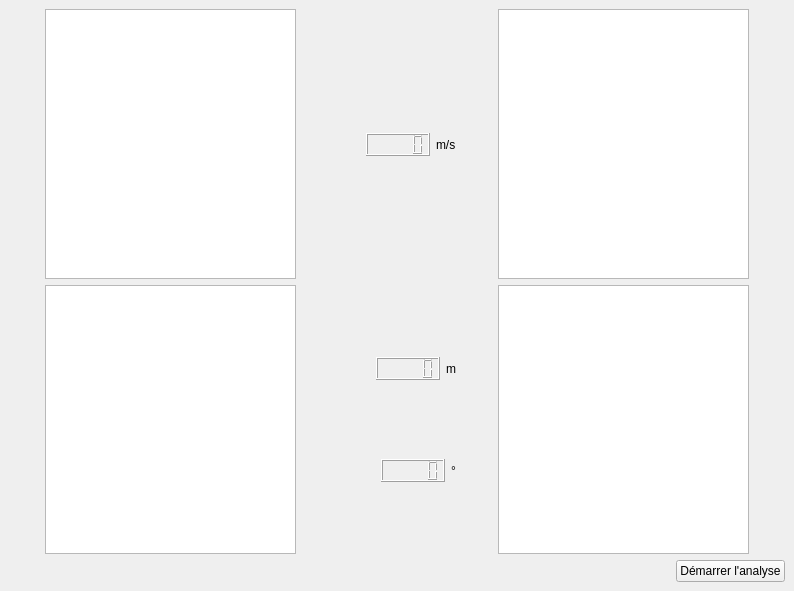
Qt form Interface/Main_window.ui (ul-gaul/Avionique_Software) before a commit.
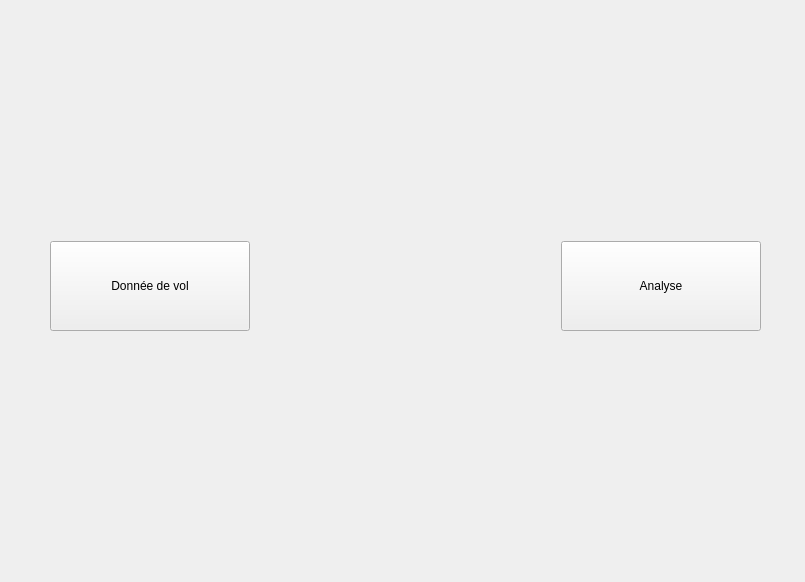
The same form after that commit.

What changed in the file:
```diff
--- a/Interface/Main_window.ui
+++ b/Interface/Main_window.ui
@@ -6,326 +6,71 @@
    <rect>
     <x>0</x>
     <y>0</y>
-    <width>794</width>
-    <height>591</height>
+    <width>805</width>
+    <height>582</height>
    </rect>
   </property>
   <property name="windowTitle">
    <string>MainWindow</string>
   </property>
   <widget class="QWidget" name="centralwidget">
-   <layout class="QGridLayout" name="gridLayout_5">
-    <item row="0" column="0">
-     <layout class="QHBoxLayout" name="speedLayout">
-      <item>
-       <spacer name="horizontalSpacer_11">
-        <property name="orientation">
-         <enum>Qt::Horizontal</enum>
-        </property>
-        <property name="sizeHint" stdset="0">
-         <size>
-          <width>40</width>
-          <height>20</height>
-         </size>
-        </property>
-       </spacer>
-      </item>
-      <item>
-       <widget class="QGraphicsView" name="speedGraph"/>
-      </item>
-      <item>
-       <spacer name="horizontalSpacer_4">
-        <property name="orientation">
-         <enum>Qt::Horizontal</enum>
-        </property>
-        <property name="sizeHint" stdset="0">
-         <size>
-          <width>40</width>
-          <height>20</height>
-         </size>
-        </property>
-       </spacer>
-      </item>
-     </layout>
-    </item>
-    <item row="0" column="1">
-     <layout class="QVBoxLayout" name="vSpeedLayout">
-      <item>
-       <spacer name="verticalSpacer_5">
-        <property name="orientation">
-         <enum>Qt::Vertical</enum>
-        </property>
-        <property name="sizeHint" stdset="0">
-         <size>
-          <width>20</width>
-          <height>40</height>
-         </size>
-        </property>
-       </spacer>
-      </item>
-      <item>
-       <layout class="QHBoxLayout" name="hSpeedLayout">
-        <item>
-         <spacer name="horizontalSpacer_2">
-          <property name="orientation">
-           <enum>Qt::Horizontal</enum>
-          </property>
-          <property name="sizeHint" stdset="0">
-           <size>
-            <width>40</width>
-            <height>20</height>
-           </size>
-          </property>
-         </spacer>
-        </item>
-        <item>
-         <widget class="QLCDNumber" name="speedLCD"/>
-        </item>
-        <item>
-         <widget class="QLabel" name="speedLabel">
-          <property name="text">
-           <string>m/s</string>
-          </property>
-         </widget>
-        </item>
-       </layout>
-      </item>
-      <item>
-       <spacer name="verticalSpacer_4">
-        <property name="orientation">
-         <enum>Qt::Vertical</enum>
-        </property>
-        <property name="sizeHint" stdset="0">
-         <size>
-          <width>20</width>
-          <height>40</height>
-         </size>
-        </property>
-       </spacer>
-      </item>
-     </layout>
-    </item>
-    <item row="0" column="2">
-     <layout class="QHBoxLayout" name="mapLayout">
-      <item>
-       <spacer name="horizontalSpacer_3">
-        <property name="orientation">
-         <enum>Qt::Horizontal</enum>
-        </property>
-        <property name="sizeHint" stdset="0">
-         <size>
-          <width>40</width>
-          <height>20</height>
-         </size>
-        </property>
-       </spacer>
-      </item>
-      <item>
-       <widget class="QGraphicsView" name="mapGraph"/>
-      </item>
-      <item>
-       <spacer name="horizontalSpacer_12">
-        <property name="orientation">
-         <enum>Qt::Horizontal</enum>
-        </property>
-        <property name="sizeHint" stdset="0">
-         <size>
-          <width>40</width>
-          <height>20</height>
-         </size>
-        </property>
-       </spacer>
-      </item>
-     </layout>
-    </item>
-    <item row="1" column="0">
-     <layout class="QHBoxLayout" name="heightLayout">
-      <item>
-       <spacer name="horizontalSpacer_9">
-        <property name="orientation">
-         <enum>Qt::Horizontal</enum>
-        </property>
-        <property name="sizeHint" stdset="0">
-         <size>
-          <width>40</width>
-          <height>20</height>
-         </size>
-        </property>
-       </spacer>
-      </item>
-      <item>
-       <widget class="QGraphicsView" name="heightGraph"/>
-      </item>
-      <item>
-       <spacer name="horizontalSpacer_6">
-        <property name="orientation">
-         <enum>Qt::Horizontal</enum>
-        </property>
-        <property name="sizeHint" stdset="0">
-         <size>
-          <width>40</width>
-          <height>20</height>
-         </size>
-        </property>
-       </spacer>
-      </item>
-     </layout>
-    </item>
-    <item row="1" column="1">
-     <layout class="QGridLayout" name="instantSpeedAngleLay">
-      <item row="1" column="0">
-       <layout class="QHBoxLayout" name="instantHeightLay">
-        <item>
-         <spacer name="horizontalSpacer_7">
-          <property name="orientation">
-           <enum>Qt::Horizontal</enum>
-          </property>
-          <property name="sizeHint" stdset="0">
-           <size>
-            <width>40</width>
-            <height>20</height>
-           </size>
-          </property>
-         </spacer>
-        </item>
-        <item>
-         <widget class="QLCDNumber" name="heightLCD"/>
-        </item>
-        <item>
-         <widget class="QLabel" name="heightLabel">
-          <property name="text">
-           <string>m</string>
-          </property>
-         </widget>
-        </item>
-       </layout>
-      </item>
-      <item row="0" column="0">
-       <spacer name="verticalSpacer">
-        <property name="orientation">
-         <enum>Qt::Vertical</enum>
-        </property>
-        <property name="sizeHint" stdset="0">
-         <size>
-          <width>20</width>
-          <height>40</height>
-         </size>
-        </property>
-       </spacer>
-      </item>
-      <item row="3" column="0">
-       <layout class="QHBoxLayout" name="instantAngleLay">
-        <item>
-         <spacer name="horizontalSpacer_8">
-          <property name="orientation">
-           <enum>Qt::Horizontal</enum>
-          </property>
-          <property name="sizeHint" stdset="0">
-           <size>
-            <width>40</width>
-            <height>20</height>
-           </size>
-          </property>
-         </spacer>
-        </item>
-        <item>
-         <widget class="QLCDNumber" name="angleLCD"/>
-        </item>
-        <item>
-         <widget class="QLabel" name="angleLabel">
-          <property name="text">
-           <string>°</string>
-          </property>
-         </widget>
-        </item>
-       </layout>
-      </item>
-      <item row="2" column="0">
-       <spacer name="verticalSpacer_2">
-        <property name="orientation">
-         <enum>Qt::Vertical</enum>
-        </property>
-        <property name="sizeHint" stdset="0">
-         <size>
-          <width>20</width>
-          <height>40</height>
-         </size>
-        </property>
-       </spacer>
-      </item>
-      <item row="4" column="0">
-       <spacer name="verticalSpacer_3">
-        <property name="orientation">
-         <enum>Qt::Vertical</enum>
-        </property>
-        <property name="sizeHint" stdset="0">
-         <size>
-          <width>20</width>
-          <height>40</height>
-         </size>
-        </property>
-       </spacer>
-      </item>
-     </layout>
-    </item>
-    <item row="1" column="2">
-     <layout class="QHBoxLayout" name="angleLayout">
-      <item>
-       <spacer name="horizontalSpacer_5">
-        <property name="orientation">
-         <enum>Qt::Horizontal</enum>
-        </property>
-        <property name="sizeHint" stdset="0">
-         <size>
-          <width>40</width>
-          <height>20</height>
-         </size>
-        </property>
-       </spacer>
-      </item>
-      <item>
-       <widget class="QGraphicsView" name="angleGraph"/>
-      </item>
-      <item>
-       <spacer name="horizontalSpacer_10">
-        <property name="orientation">
-         <enum>Qt::Horizontal</enum>
-        </property>
-        <property name="sizeHint" stdset="0">
-         <size>
-          <width>40</width>
-          <height>20</height>
-         </size>
-        </property>
-       </spacer>
-      </item>
-     </layout>
-    </item>
-    <item row="2" column="0" colspan="3">
-     <layout class="QHBoxLayout" name="AnalysisLayout">
-      <item>
-       <spacer name="horizontalSpacer">
-        <property name="orientation">
-         <enum>Qt::Horizontal</enum>
-        </property>
-        <property name="sizeHint" stdset="0">
-         <size>
-          <width>40</width>
-          <height>20</height>
-         </size>
-        </property>
-       </spacer>
-      </item>
-      <item>
-       <widget class="QPushButton" name="analyseButton">
-        <property name="text">
-         <string>Démarrer l'analyse</string>
-        </property>
-       </widget>
-      </item>
-     </layout>
-    </item>
-   </layout>
+   <widget class="QWidget" name="horizontalLayoutWidget">
+    <property name="geometry">
+     <rect>
+      <x>50</x>
+      <y>240</y>
+      <width>711</width>
+      <height>92</height>
+     </rect>
+    </property>
+    <layout class="QHBoxLayout" name="menuLayout">
+     <item>
+      <widget class="QPushButton" name="flightDataPush">
+       <property name="minimumSize">
+        <size>
+         <width>200</width>
+         <height>90</height>
+        </size>
+       </property>
+       <property name="text">
+        <string>Donnée de vol</string>
+       </property>
+       <property name="iconSize">
+        <size>
+         <width>24</width>
+         <height>24</height>
+        </size>
+       </property>
+      </widget>
+     </item>
+     <item>
+      <spacer name="horizontalSpacer_3">
+       <property name="orientation">
+        <enum>Qt::Horizontal</enum>
+       </property>
+       <property name="sizeHint" stdset="0">
+        <size>
+         <width>40</width>
+         <height>20</height>
+        </size>
+       </property>
+      </spacer>
+     </item>
+     <item>
+      <widget class="QPushButton" name="analysisPush">
+       <property name="minimumSize">
+        <size>
+         <width>200</width>
+         <height>90</height>
+        </size>
+       </property>
+       <property name="text">
+        <string>Analyse</string>
+       </property>
+      </widget>
+     </item>
+    </layout>
+   </widget>
   </widget>
  </widget>
  <resources/>
```
